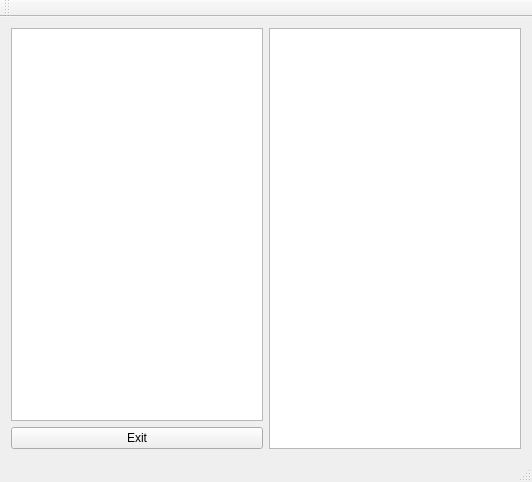
The window that Qt-NetAssist/mainwindow.ui (itwhy1994/Qt-NetAssist) describes before a commit, drawn with Qt 5.
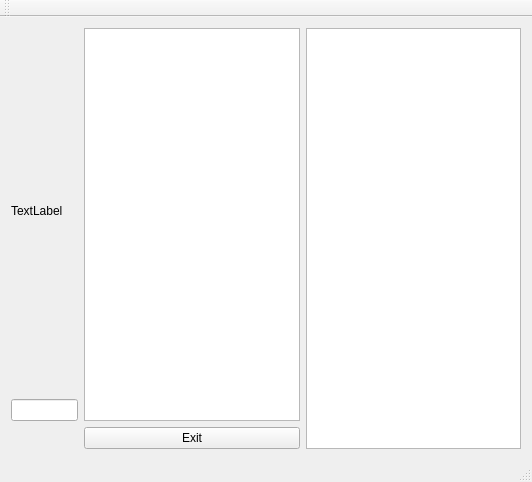
The same window after the commit.

Commit message: Add:creat class netassist Mod:UI add targetIP

```diff
--- a/Qt-NetAssist/mainwindow.ui
+++ b/Qt-NetAssist/mainwindow.ui
@@ -17,18 +17,28 @@
    <layout class="QVBoxLayout" name="verticalLayout">
     <item>
      <layout class="QGridLayout" name="gridLayout">
-      <item row="1" column="0">
+      <item row="2" column="1">
        <widget class="QPushButton" name="Exit">
         <property name="text">
          <string>Exit</string>
         </property>
        </widget>
       </item>
+      <item row="0" column="2" rowspan="3">
+       <widget class="QTextBrowser" name="DebugInfoBrowser"/>
+      </item>
       <item row="0" column="0">
-       <widget class="QTextBrowser" name="ReceiveDataBrowser"/>
+       <widget class="QLabel" name="targetIP">
+        <property name="text">
+         <string>TextLabel</string>
+        </property>
+       </widget>
       </item>
       <item row="0" column="1" rowspan="2">
-       <widget class="QTextBrowser" name="DebugInfoBrowser"/>
+       <widget class="QTextBrowser" name="ReceiveDataBrowser"/>
+      </item>
+      <item row="1" column="0">
+       <widget class="QLineEdit" name="lineEdit"/>
       </item>
      </layout>
     </item>
```
The commit also changes 5 other files.
